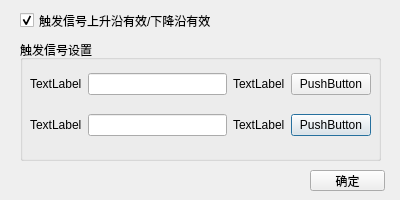
Before: the Qt Designer form trigsettingsdlg.ui in xiaoliang2121/MVCCamera, drawn with Qt 5.
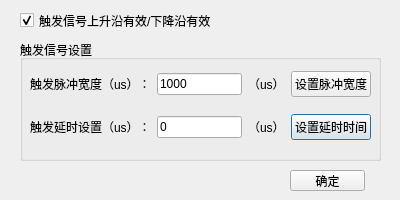
After: the same form once the commit is applied.

```diff
--- a/trigsettingsdlg.ui
+++ b/trigsettingsdlg.ui
@@ -54,48 +54,56 @@
      <item row="0" column="0">
       <widget class="QLabel" name="label">
        <property name="text">
-        <string>TextLabel</string>
+        <string>触发脉冲宽度（us）：</string>
        </property>
       </widget>
      </item>
      <item row="1" column="3">
       <widget class="QPushButton" name="pushButton_3">
        <property name="text">
-        <string>PushButton</string>
+        <string>设置延时时间</string>
        </property>
       </widget>
      </item>
      <item row="1" column="1">
-      <widget class="QLineEdit" name="lineEdit_2"/>
+      <widget class="QLineEdit" name="lineEdit_DelayToAct">
+       <property name="text">
+        <string>0</string>
+       </property>
+      </widget>
      </item>
      <item row="0" column="3">
       <widget class="QPushButton" name="pushButton_2">
        <property name="text">
-        <string>PushButton</string>
+        <string>设置脉冲宽度</string>
        </property>
       </widget>
      </item>
      <item row="0" column="1">
-      <widget class="QLineEdit" name="lineEdit"/>
+      <widget class="QLineEdit" name="lineEdit_SetPalse">
+       <property name="text">
+        <string>1000</string>
+       </property>
+      </widget>
      </item>
      <item row="1" column="0">
       <widget class="QLabel" name="label_2">
        <property name="text">
-        <string>TextLabel</string>
+        <string>触发延时设置（us）：</string>
        </property>
       </widget>
      </item>
      <item row="0" column="2">
       <widget class="QLabel" name="label_3">
        <property name="text">
-        <string>TextLabel</string>
+        <string>（us）</string>
        </property>
       </widget>
      </item>
      <item row="1" column="2">
       <widget class="QLabel" name="label_4">
        <property name="text">
-        <string>TextLabel</string>
+        <string>（us）</string>
        </property>
       </widget>
      </item>
@@ -105,7 +113,7 @@
   <widget class="QPushButton" name="pushButton">
    <property name="geometry">
     <rect>
-     <x>310</x>
+     <x>290</x>
      <y>170</y>
      <width>75</width>
      <height>21</height>
```
Left out of the diff: 25 changed lines with no effect on the pictures.
